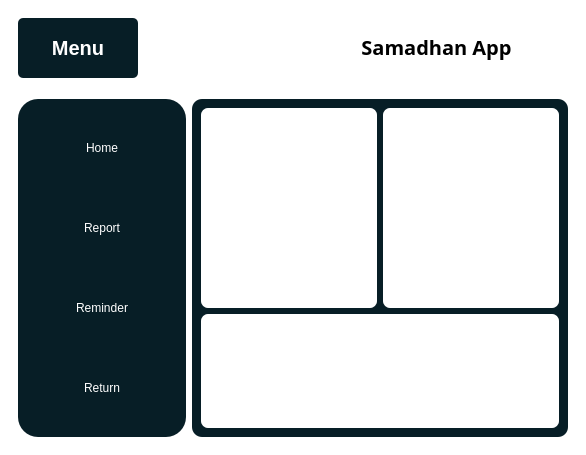
This is main.ui in Paurakh977/Samadhan-App as Qt 5 draws it before an edit. The edited form follows.
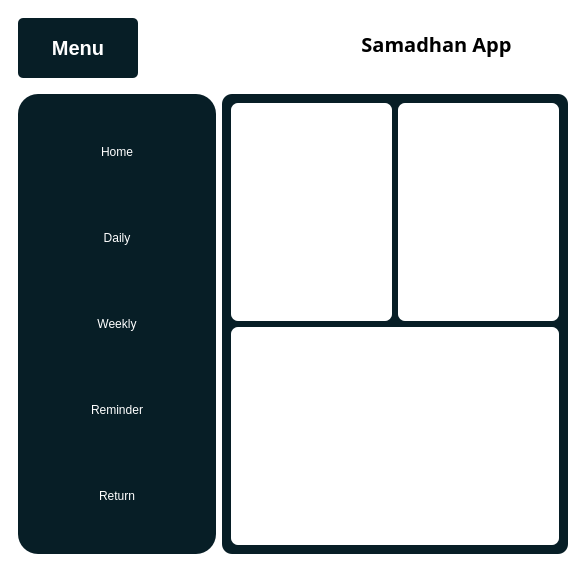
This is the edited form. Icons and pictures are not drawn.

The edit to the form file:
```diff
--- a/main.ui
+++ b/main.ui
@@ -7,7 +7,7 @@
     <x>0</x>
     <y>0</y>
     <width>586</width>
-    <height>455</height>
+    <height>510</height>
    </rect>
   </property>
   <property name="windowTitle">
@@ -193,7 +193,7 @@
            <widget class="QFrame" name="frame_4">
             <property name="minimumSize">
              <size>
-              <width>150</width>
+              <width>180</width>
               <height>0</height>
              </size>
             </property>
@@ -210,23 +210,8 @@
              <enum>QFrame::Raised</enum>
             </property>
             <layout class="QVBoxLayout" name="verticalLayout_3">
-             <property name="spacing">
-              <number>0</number>
-             </property>
-             <property name="leftMargin">
-              <number>0</number>
-             </property>
-             <property name="topMargin">
-              <number>0</number>
-             </property>
-             <property name="rightMargin">
-              <number>0</number>
-             </property>
-             <property name="bottomMargin">
-              <number>0</number>
-             </property>
-             <item alignment="Qt::AlignTop">
-              <widget class="QPushButton" name="pushButton_2">
+             <item>
+              <widget class="QPushButton" name="Home_button">
                <property name="minimumSize">
                 <size>
                  <width>0</width>
@@ -264,8 +249,8 @@
                </property>
               </widget>
              </item>
-             <item alignment="Qt::AlignTop">
-              <widget class="QPushButton" name="pushButton_3">
+             <item>
+              <widget class="QPushButton" name="Daily_button">
                <property name="minimumSize">
                 <size>
                  <width>0</width>
@@ -289,7 +274,7 @@
         &quot;&quot;</string>
                </property>
                <property name="text">
-                <string>Report</string>
+                <string>Daily</string>
                </property>
                <property name="icon">
                 <iconset resource="icons.qrc">
@@ -303,8 +288,47 @@
                </property>
               </widget>
              </item>
-             <item alignment="Qt::AlignTop">
-              <widget class="QPushButton" name="pushButton_5">
+             <item>
+              <widget class="QPushButton" name="Weekly_button">
+               <property name="minimumSize">
+                <size>
+                 <width>0</width>
+                 <height>80</height>
+                </size>
+               </property>
+               <property name="cursor">
+                <cursorShape>PointingHandCursor</cursorShape>
+               </property>
+               <property name="styleSheet">
+                <string notr="true">QPushButton {
+                font-family: 'Istok Web';
+                font-weight: 700;
+                font-size: 20px;
+
+
+            }
+            QPushButton:hover {
+background-color:rgb(5, 171, 232	);	
+            }
+        &quot;&quot;</string>
+               </property>
+               <property name="text">
+                <string>Weekly</string>
+               </property>
+               <property name="icon">
+                <iconset resource="icons.qrc">
+                 <normaloff>:/icons/icons_folder/file-text.svg</normaloff>:/icons/icons_folder/file-text.svg</iconset>
+               </property>
+               <property name="iconSize">
+                <size>
+                 <width>20</width>
+                 <height>20</height>
+                </size>
+               </property>
+              </widget>
+             </item>
+             <item>
+              <widget class="QPushButton" name="Reminder_button">
                <property name="sizePolicy">
                 <sizepolicy hsizetype="Ignored" vsizetype="Fixed">
                  <horstretch>0</horstretch>
@@ -348,8 +372,8 @@
                </property>
               </widget>
              </item>
-             <item alignment="Qt::AlignTop">
-              <widget class="QPushButton" name="pushButton_6">
+             <item>
+              <widget class="QPushButton" name="return_button">
                <property name="minimumSize">
                 <size>
                  <width>0</width>
```
